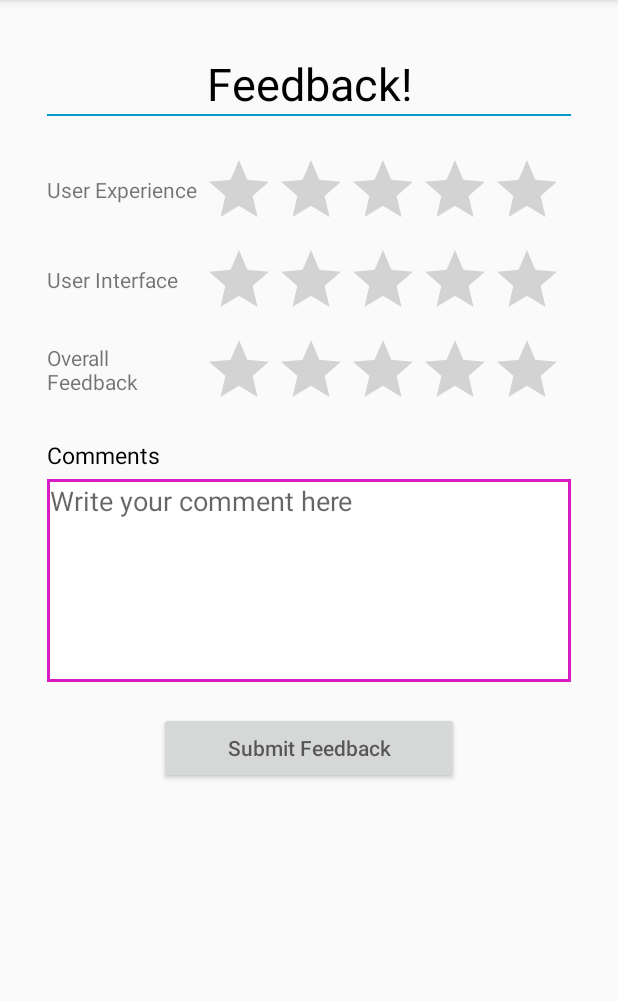
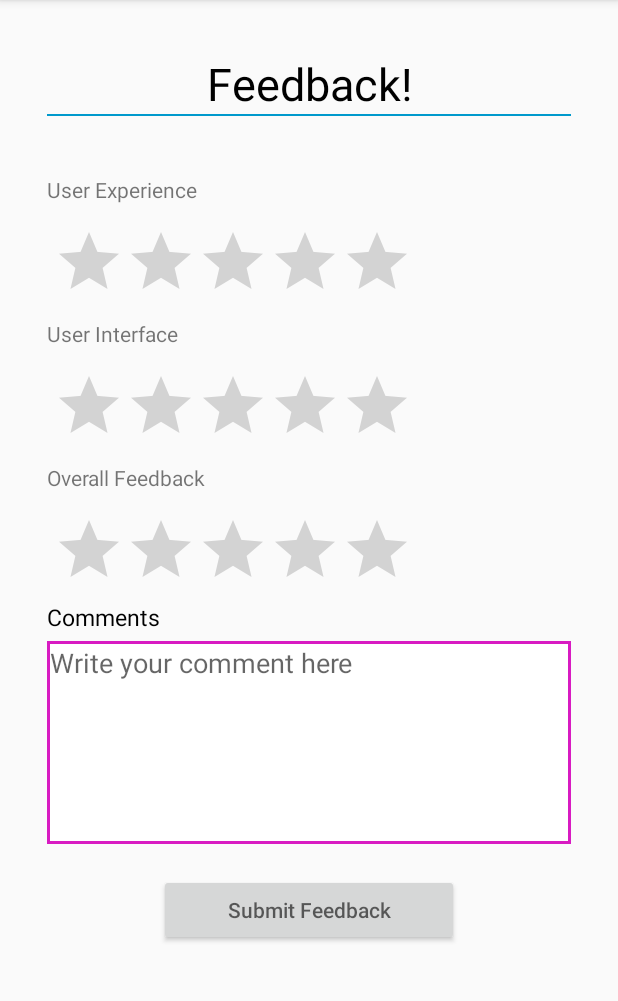
Before and after one commit to AvyChanna/csea-event-management, an Android app: the App_Feedback_Activity screen opened directly, with no data from a screen before it, on a phone screen of 412 x 824 dp, the part 84-1085 px from its top. Run offline under Robolectric (Android 15) with nearby library versions, the phone set to English and light mode, and no system bars; our stand-ins replace CircleImageView, Volley.

Commit message:
app feedback ui fixed

```diff
--- a/CSEAEventManagement/app/src/main/res/layout/activity_app__feedback_.xml
+++ b/CSEAEventManagement/app/src/main/res/layout/activity_app__feedback_.xml
@@ -42,15 +42,8 @@
                     android:background="@android:color/holo_blue_dark"
                     android:layout_marginBottom="25dp"/>
 
-
-                <LinearLayout
-                    android:layout_width="match_parent"
-                    android:layout_height="60dp"
-                    android:orientation="horizontal">
-
-
                 <TextView
-                        android:layout_width="100dp"
+                        android:layout_width="wrap_content"
                         android:layout_height="48dp"
                         android:text="User Experience"
                         android:gravity="left|center"
@@ -63,16 +56,8 @@
                     android:layout_marginHorizontal="4dp"
                     android:numStars="5"/>
 
-                </LinearLayout>
-
-                <LinearLayout
-                    android:layout_width="match_parent"
-                    android:layout_height="60dp"
-                    android:orientation="horizontal">
-
-
                 <TextView
-                        android:layout_width="100dp"
+                    android:layout_width="wrap_content"
                     android:layout_height="48dp"
                     android:text="User Interface"
                     android:gravity="left|center"
@@ -85,17 +70,9 @@
                     android:layout_marginHorizontal="4dp"
                     android:numStars="5"/>
 
-                </LinearLayout>
-
-                <LinearLayout
-                    android:layout_width="match_parent"
-                    android:layout_height="60dp"
-                    android:orientation="horizontal">
-
-
                 <TextView
                     android:layout_height="48dp"
-                        android:layout_width="100dp"
+                    android:layout_width="wrap_content"
                     android:text="Overall Feedback"
                     android:gravity="left|center"
                     />
@@ -107,8 +84,6 @@
 
                     android:layout_marginHorizontal="4dp"
                     android:numStars="5"/>
-
-                </LinearLayout>
 
                 <TextView
                     android:id="@+id/textView_feedback_text_heading"
```
Lines whose indentation alone changed are shown as unchanged.
